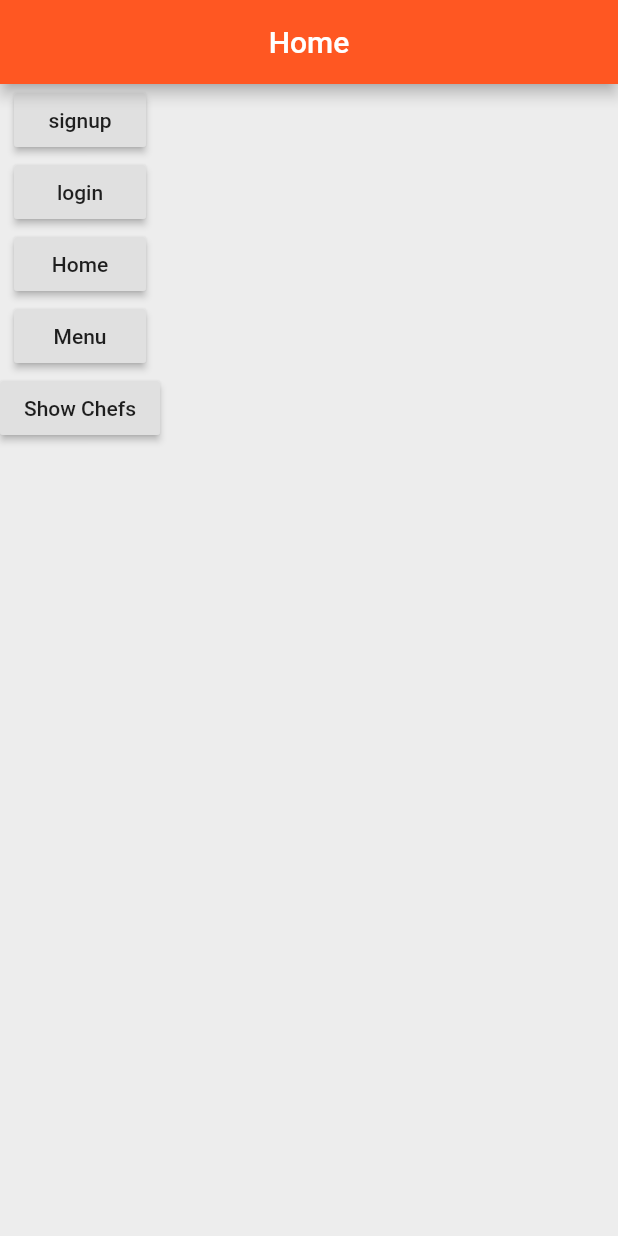
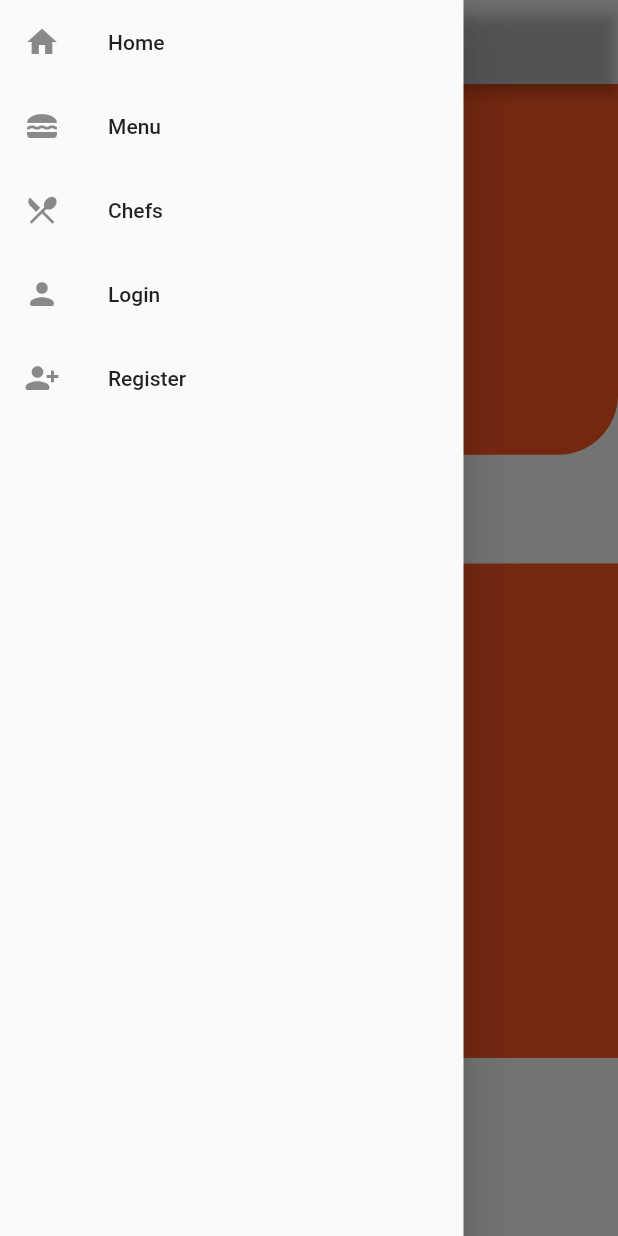
Before and after one commit to Loayayad/FoodCourtApp, a Flutter app: the screen it shows after launch, with the side drawer open (before the commit the screen has no drawer), on a phone screen of 412 x 824 dp. Run offline on Flutter 3.47's test engine with Material 2 defaults, Android fonts, the phone set to English and light mode, and no system bars; our stand-ins replace cloud_firestore, firebase_auth; accounts and stored records are empty; Roboto replaces fonts that are missing (Nunito).

Commit message:
adding navigation

```diff
--- a/lib/main.dart
+++ b/lib/main.dart
@@ -2,7 +2,6 @@ import 'package:FoodCourtApp/screens/auth/login.dart';
 import 'package:FoodCourtApp/screens/auth/signup.dart';
 import 'package:FoodCourtApp/screens/chef/chefs.dart';
 import 'package:FoodCourtApp/screens/menu/categories.dart';
-import 'package:FoodCourtApp/screens/menu/menus.dart';
 import 'package:FoodCourtApp/screens/home/home.dart';
 import 'package:FoodCourtApp/services/home/home.dart';
 import 'package:flutter/material.dart';
@@ -10,26 +9,115 @@ import 'package:flutter/material.dart';
 void main() {
   runApp(MyApp());
 }
+class MyApp extends StatefulWidget {
+  @override
+  _MyAppState createState() => _MyAppState();
+}
 
-class MyApp extends StatelessWidget {
+class _MyAppState extends State<MyApp> {
+
+int index = 0;
+List<Widget> list=[
+  Home(),
+  Categories(),
+  ShowChef(),
+  Login(),
+  Registration(),
+
+
+
+];
+
+  @override
+
+
   Widget build(BuildContext context) {
     return MaterialApp(
-      theme: ThemeData.light().copyWith(
-        primaryColor: Colors.deepOrange,
-        scaffoldBackgroundColor: Color(0xFFEDEDED),
-      ),
-      home: FoodCourtHomePage(),
-      routes: {
-        'register': (context) => Registration(),
-        'login': (context) => Login(),
-        'menu': (context) => Categories(),
+      home: Scaffold(
+        appBar: AppBar(
 
-        'home': (context) => Home(),
+          // title:Padding(
+          //   padding: const EdgeInsets.all(8.0),
+          //   child: Text('FoodCourt'),
+          // ),
+          backgroundColor: Colors.transparent,
 
+        ),
+        body:list[index],
+        drawer:AppDrawer(onClick:(ctx,i){
+          setState(() {
+          index= i;
+          Navigator.pop(ctx);
+                    });
+        }),
 
-        'chef':(context) => ShowChef(),
-
-      },
+      )
     );
   }
 }
+
+ class AppDrawer extends StatelessWidget {
+   final Function onClick;
+   AppDrawer({this.onClick});
+   @override
+   Widget build(BuildContext context) {
+     return SizedBox(
+       width:MediaQuery.of(context).size.width*0.75,
+       child: Drawer(
+         child:Column(
+           crossAxisAlignment: CrossAxisAlignment.stretch,
+           children:<Widget>[
+             ListTile(
+                leading:Icon(Icons.home),
+                title: Text('Home'),
+                onTap:()=> onClick(context,0),
+             ),
+              ListTile(
+                leading:Icon(Icons.lunch_dining),
+                title: Text('Menu'),
+                onTap:()=> onClick(context,1),
+             ),
+              ListTile(
+                leading:Icon(Icons.local_dining ),
+                title: Text('Chefs'),
+                onTap:()=> onClick(context,2),
+             ),
+              ListTile(
+                leading:Icon(Icons.person_rounded),
+                title: Text('Login'),
+                onTap:()=> onClick(context,3),
+             ),
+              ListTile(
+                leading:Icon(Icons.person_add_alt_1_rounded),
+                title: Text('Register'),
+                onTap:()=> onClick(context,4),
+             ),
+           ]
+         )
+       )
+     );
+   }
+ }
+
+// class MyApp extends StatelessWidget {
+//   Widget build(BuildContext context) {
+//     return MaterialApp(
+//       theme: ThemeData.light().copyWith(
+//         primaryColor: Colors.deepOrange,
+//         scaffoldBackgroundColor: Color(0xFFEDEDED),
+//       ),
+//       home: FoodCourtHomePage(),
+//       routes: {
+//         'register': (context) => Registration(),
+//         'login': (context) => Login(),
+//         'menu': (context) => Categories(),
+
+//         'home': (context) => Home(),
+
+
+//         'chef':(context) => ShowChef(),
+
+//       },
+//     );
+//   }
+// }
--- a/lib/screens/home/home.dart
+++ b/lib/screens/home/home.dart
@@ -9,9 +9,16 @@ class _HomeState extends State<Home> {
   Widget build(BuildContext context) {
     double height = MediaQuery.of(context).size.height;
     double width = MediaQuery.of(context).size.width;
+    // return Container(
+    //           child:Center(
+    //             child:Text('Home')
+    //           )
+    // );
+
     return Scaffold(
 
     body: Stack(
+
       children: [
         Container(
           height: height* 0.3,
@@ -31,7 +38,7 @@ class _HomeState extends State<Home> {
                 child: Row(
                   mainAxisAlignment: MainAxisAlignment.spaceBetween,
                   children: [
-                    Icon(Icons.dehaze_rounded,color: Colors.white,size:32),
+                    // Icon(Icons.dehaze_rounded,color: Colors.white,size:32),
                     Icon(Icons.account_circle,color: Colors.white,size:32),
                   ],
                 ),
@@ -77,6 +84,6 @@ class _HomeState extends State<Home> {
         )
       ]
     )
-    );
+  );
   }
 }
```
